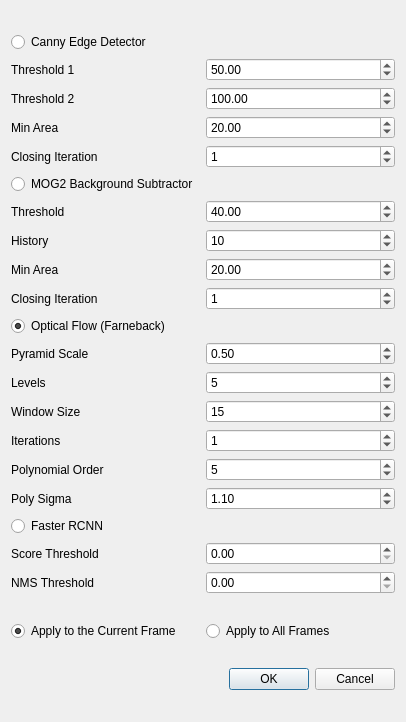
Old version of the form src/auto_detect_dialog.ui in the repository velatkilic/label-gui.
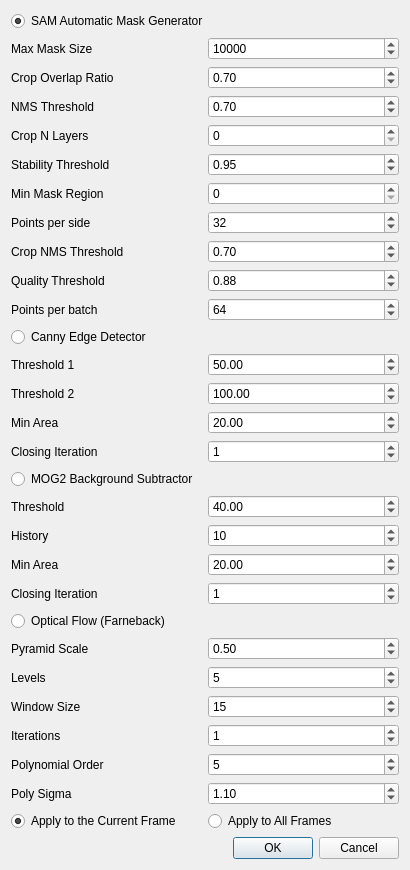
New version of the form.

Commit message: added sam auto back

```diff
--- a/src/auto_detect_dialog.ui
+++ b/src/auto_detect_dialog.ui
@@ -6,8 +6,8 @@
    <rect>
     <x>0</x>
     <y>0</y>
-    <width>406</width>
-    <height>722</height>
+    <width>410</width>
+    <height>731</height>
    </rect>
   </property>
   <property name="windowTitle">
@@ -16,6 +16,307 @@
   <layout class="QVBoxLayout" name="verticalLayout_2">
    <item>
     <layout class="QVBoxLayout" name="verticalLayout">
+     <item>
+      <widget class="QRadioButton" name="radio_sam">
+       <property name="text">
+        <string>SAM Automatic Mask Generator</string>
+       </property>
+       <property name="checked">
+        <bool>true</bool>
+       </property>
+       <attribute name="buttonGroup">
+        <string notr="true">buttonGroup</string>
+       </attribute>
+      </widget>
+     </item>
+     <item>
+      <layout class="QHBoxLayout" name="horizontalLayout_25">
+       <item>
+        <widget class="QLabel" name="label_24">
+         <property name="statusTip">
+          <string>Threshold masks larger than this</string>
+         </property>
+         <property name="text">
+          <string>Max Mask Size</string>
+         </property>
+        </widget>
+       </item>
+       <item>
+        <widget class="QSpinBox" name="spinBox_max_mask_region">
+         <property name="statusTip">
+          <string>Threshold masks larger than this</string>
+         </property>
+         <property name="maximum">
+          <number>999999999</number>
+         </property>
+         <property name="singleStep">
+          <number>1000</number>
+         </property>
+         <property name="value">
+          <number>10000</number>
+         </property>
+        </widget>
+       </item>
+      </layout>
+     </item>
+     <item>
+      <layout class="QHBoxLayout" name="horizontalLayout_24">
+       <item>
+        <widget class="QLabel" name="label_23">
+         <property name="statusTip">
+          <string>crops will overlap by this fraction</string>
+         </property>
+         <property name="text">
+          <string>Crop Overlap Ratio</string>
+         </property>
+        </widget>
+       </item>
+       <item>
+        <widget class="QDoubleSpinBox" name="spinBox_crop_overlap_ratio">
+         <property name="statusTip">
+          <string>crops will overlap by this fraction</string>
+         </property>
+         <property name="maximum">
+          <double>1.000000000000000</double>
+         </property>
+         <property name="singleStep">
+          <double>0.100000000000000</double>
+         </property>
+         <property name="value">
+          <double>0.700000000000000</double>
+         </property>
+        </widget>
+       </item>
+      </layout>
+     </item>
+     <item>
+      <layout class="QHBoxLayout" name="horizontalLayout_23">
+       <item>
+        <widget class="QLabel" name="label_22">
+         <property name="statusTip">
+          <string>Intersection over union threshold used for NMS</string>
+         </property>
+         <property name="text">
+          <string>NMS Threshold</string>
+         </property>
+        </widget>
+       </item>
+       <item>
+        <widget class="QDoubleSpinBox" name="spinBox_nms_threshold">
+         <property name="statusTip">
+          <string>Intersection over union threshold used for NMS</string>
+         </property>
+         <property name="maximum">
+          <double>1.000000000000000</double>
+         </property>
+         <property name="singleStep">
+          <double>0.100000000000000</double>
+         </property>
+         <property name="value">
+          <double>0.700000000000000</double>
+         </property>
+        </widget>
+       </item>
+      </layout>
+     </item>
+     <item>
+      <layout class="QHBoxLayout" name="horizontalLayout_22">
+       <item>
+        <widget class="QLabel" name="label_21">
+         <property name="statusTip">
+          <string>Mask prediction will be run again on crops of the image</string>
+         </property>
+         <property name="text">
+          <string>Crop N Layers</string>
+         </property>
+        </widget>
+       </item>
+       <item>
+        <widget class="QSpinBox" name="spinBox_crop_n_layers">
+         <property name="statusTip">
+          <string>Mask prediction will be run again on crops of the image</string>
+         </property>
+         <property name="value">
+          <number>0</number>
+         </property>
+        </widget>
+       </item>
+      </layout>
+     </item>
+     <item>
+      <layout class="QHBoxLayout" name="horizontalLayout_21">
+       <item>
+        <widget class="QLabel" name="label_20">
+         <property name="statusTip">
+          <string>Mask stability threshold</string>
+         </property>
+         <property name="text">
+          <string>Stability Threshold</string>
+         </property>
+        </widget>
+       </item>
+       <item>
+        <widget class="QDoubleSpinBox" name="spinBox_stability_threshold">
+         <property name="statusTip">
+          <string>Mask stability threshold</string>
+         </property>
+         <property name="maximum">
+          <double>1.000000000000000</double>
+         </property>
+         <property name="singleStep">
+          <double>0.100000000000000</double>
+         </property>
+         <property name="value">
+          <double>0.950000000000000</double>
+         </property>
+        </widget>
+       </item>
+      </layout>
+     </item>
+     <item>
+      <layout class="QHBoxLayout" name="horizontalLayout_20">
+       <item>
+        <widget class="QLabel" name="label_19">
+         <property name="statusTip">
+          <string>Use this to remove disconnected regions and holes in masks unless set to 0.</string>
+         </property>
+         <property name="text">
+          <string>Min Mask Region</string>
+         </property>
+        </widget>
+       </item>
+       <item>
+        <widget class="QSpinBox" name="spinBox_min_mask_region">
+         <property name="statusTip">
+          <string>Use this to remove disconnected regions and holes in masks unless set to 0.</string>
+         </property>
+         <property name="maximum">
+          <number>99999</number>
+         </property>
+        </widget>
+       </item>
+      </layout>
+     </item>
+     <item>
+      <layout class="QHBoxLayout" name="horizontalLayout_18">
+       <item>
+        <widget class="QLabel" name="label_18">
+         <property name="statusTip">
+          <string>Number of points to be sampled</string>
+         </property>
+         <property name="text">
+          <string>Points per side</string>
+         </property>
+        </widget>
+       </item>
+       <item>
+        <widget class="QSpinBox" name="spinBox_points_per_side">
+         <property name="statusTip">
+          <string>Number of points to be sampled</string>
+         </property>
+         <property name="minimum">
+          <number>1</number>
+         </property>
+         <property name="maximum">
+          <number>100000</number>
+         </property>
+         <property name="value">
+          <number>32</number>
+         </property>
+        </widget>
+       </item>
+      </layout>
+     </item>
+     <item>
+      <layout class="QHBoxLayout" name="horizontalLayout_17">
+       <item>
+        <widget class="QLabel" name="label_17">
+         <property name="statusTip">
+          <string>Intersection over union threshold used for NMS to combine crops</string>
+         </property>
+         <property name="text">
+          <string>Crop NMS Threshold</string>
+         </property>
+        </widget>
+       </item>
+       <item>
+        <widget class="QDoubleSpinBox" name="spinBox_crop_nms_threshold">
+         <property name="statusTip">
+          <string>Intersection over union threshold used for NMS to combine crops</string>
+         </property>
+         <property name="maximum">
+          <double>1.000000000000000</double>
+         </property>
+         <property name="singleStep">
+          <double>0.100000000000000</double>
+         </property>
+         <property name="value">
+          <double>0.700000000000000</double>
+         </property>
+        </widget>
+       </item>
+      </layout>
+     </item>
+     <item>
+      <layout class="QHBoxLayout" name="horizontalLayout_2">
+       <item>
+        <widget class="QLabel" name="label_15">
+         <property name="statusTip">
+          <string>Filtering using model's predicted mask quality</string>
+         </property>
+         <property name="text">
+          <string>Quality Threshold</string>
+         </property>
+        </widget>
+       </item>
+       <item>
+        <widget class="QDoubleSpinBox" name="spinBox_quality_threshold">
+         <property name="statusTip">
+          <string>Filtering using model's predicted mask quality</string>
+         </property>
+         <property name="maximum">
+          <double>1.000000000000000</double>
+         </property>
+         <property name="singleStep">
+          <double>0.100000000000000</double>
+         </property>
+         <property name="value">
+          <double>0.880000000000000</double>
+         </property>
+        </widget>
+       </item>
+      </layout>
+     </item>
+     <item>
+      <layout class="QHBoxLayout" name="horizontalLayout_15">
+       <item>
+        <widget class="QLabel" name="label_14">
+         <property name="statusTip">
+          <string>number of points run simultaneously by the model. Higher numbers may be faster but use more GPU memory.</string>
+         </property>
+         <property name="text">
+          <string>Points per batch</string>
+         </property>
+        </widget>
+       </item>
+       <item>
+        <widget class="QSpinBox" name="spinBox_points_per_batch">
+         <property name="statusTip">
+          <string>number of points run simultaneously by the model. Higher numbers may be faster but use more GPU memory.</string>
+         </property>
+         <property name="minimum">
+          <number>1</number>
+         </property>
+         <property name="maximum">
+          <number>100000</number>
+         </property>
+         <property name="value">
+          <number>64</number>
+         </property>
+        </widget>
+       </item>
+      </layout>
+     </item>
      <item>
       <widget class="QRadioButton" name="radio_canny">
        <property name="text">
@@ -210,7 +511,7 @@
         <string>Optical Flow (Farneback)</string>
        </property>
        <property name="checked">
-        <bool>true</bool>
+        <bool>false</bool>
        </property>
        <attribute name="buttonGroup">
         <string notr="true">buttonGroup</string>
@@ -337,44 +638,6 @@
        </item>
       </layout>
      </item>
-     <item>
-      <widget class="QRadioButton" name="radio_rcnn">
-       <property name="text">
-        <string>Faster RCNN</string>
-       </property>
-       <attribute name="buttonGroup">
-        <string notr="true">buttonGroup</string>
-       </attribute>
-      </widget>
-     </item>
-     <item>
-      <layout class="QHBoxLayout" name="horizontalLayout_17">
-       <item>
-        <widget class="QLabel" name="label_15">
-         <property name="text">
-          <string>Score Threshold</string>
-         </property>
-        </widget>
-       </item>
-       <item>
-        <widget class="QDoubleSpinBox" name="spinBox_rcnn_th"/>
-       </item>
-      </layout>
-     </item>
-     <item>
-      <layout class="QHBoxLayout" name="horizontalLayout_15">
-       <item>
-        <widget class="QLabel" name="label_14">
-         <property name="text">
-          <string>NMS Threshold</string>
-         </property>
-        </widget>
-       </item>
-       <item>
-        <widget class="QDoubleSpinBox" name="spinBox_rcnn_nms_th"/>
-       </item>
-      </layout>
-     </item>
     </layout>
    </item>
    <item>
```
Left out of the diff: 2 changed lines with no effect on the pictures. The commit also changes 5 other files.
